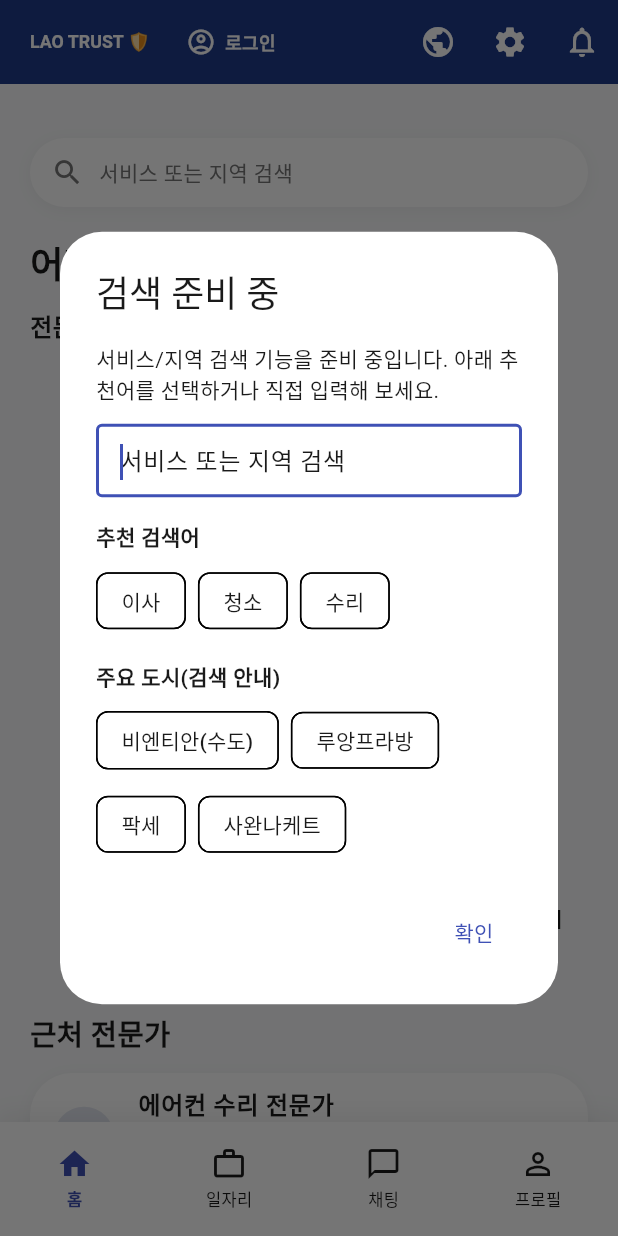
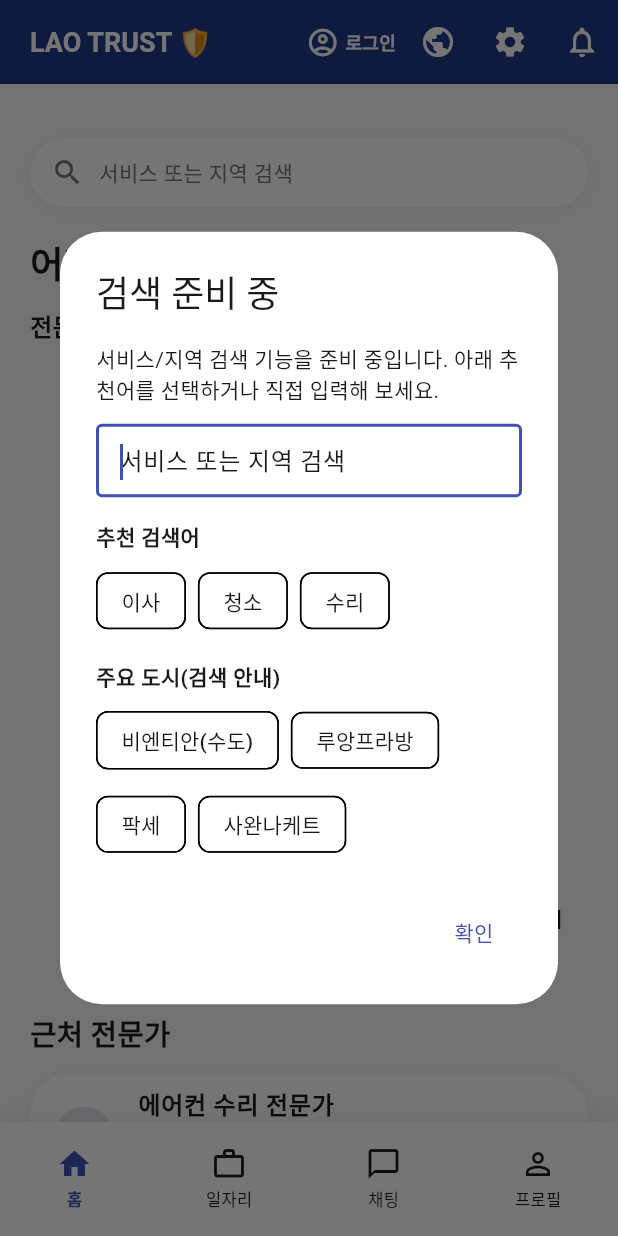
Before and after one commit to voovo0019-sudo/LaoTrust_Project, a Flutter app: the screen it shows after launch, after a tap on "서비스 또는 지역 검색", on a phone screen of 412 x 824 dp. Run offline on Flutter 3.47's test engine with Material 3 defaults, Android fonts, the phone set to English and light mode, and no system bars; our stand-ins replace cloud_firestore, connectivity_plus, firebase_auth, firebase_core, firebase_messaging, geolocator and 1 more; accounts and stored records are empty.

Commit message:
Refactor ProfileScreen to utilize StreamBuilder for dynamic user authentication state updates. Enhance profile header display with improved layout and localization for verified status. Update HomeScreen layout for better user experience by adjusting icon sizes and simplifying button structure.

```diff
--- a/lib/features/profile/profile_screen.dart
+++ b/lib/features/profile/profile_screen.dart
@@ -144,7 +144,10 @@
   }
 
   Widget _buildProfileHeader(ThemeData theme, ColorScheme colorScheme) {
-    final user = auth.currentUser;
+    return StreamBuilder(
+      stream: auth.authStateChanges(),
+      builder: (context, snapshot) {
+        final user = snapshot.data;
         final digits = _digitsOnly(user?.phoneNumber ?? '');
         final last4 = digits.length >= 4 ? digits.substring(digits.length - 4) : '';
         final displayName = last4.isNotEmpty
@@ -202,6 +205,8 @@
               ],
             ),
           ),
+        );
+      },
     );
   }
 
--- a/lib/features/screens/home_screen.dart
+++ b/lib/features/screens/home_screen.dart
@@ -391,7 +391,7 @@
             child: Text(
               text,
               style: const TextStyle(
-                color: Colors.white,
+                color: Color(0xFF1E3A8A),
                 fontWeight: FontWeight.w600,
               ),
             ),
@@ -1472,53 +1472,33 @@
         final String loginLabel = context.l10n('home_phone_login_short');
         final String label = isLoggedIn ? '' : loginLabel;
 
-        final minTap = SizedBox(
-          height: 32,
-          child: Row(
+        return IconButton(
+          onPressed: onLoginTap,
+          padding: const EdgeInsets.symmetric(horizontal: 4),
+          icon: Row(
+            mainAxisSize: MainAxisSize.min,
             children: [
               const Icon(
                 Icons.account_circle_outlined,
-                size: 20,
+                size: 22,
                 color: Colors.white,
               ),
               if (label.isNotEmpty) ...[
-                const SizedBox(width: 6),
-                Flexible(
-                  child: Text(
-                    label,
-                    maxLines: 1,
-                    overflow: TextOverflow.ellipsis,
-                    style: const TextStyle(
-                      color: Colors.white,
-                      fontSize: 12,
-                      fontWeight: FontWeight.w700,
-                    ),
+                const SizedBox(width: 4),
+                Text(
+                  label,
+                  maxLines: 1,
+                  overflow: TextOverflow.ellipsis,
+                  style: const TextStyle(
+                    color: Colors.white,
+                    fontSize: 12,
+                    fontWeight: FontWeight.w700,
                   ),
                 ),
               ],
             ],
           ),
-        );
-
-        return Padding(
-          padding: const EdgeInsets.only(right: 8),
-          child: Material(
-            color: Colors.transparent,
-            child: InkWell(
-              onTap: onLoginTap,
-              borderRadius: BorderRadius.circular(999),
-              child: Container(
-                constraints:
-                    const BoxConstraints(minHeight: 32, minWidth: 40, maxWidth: 140),
-                padding: const EdgeInsets.symmetric(horizontal: 4, vertical: 4),
-                decoration: BoxDecoration(
-                  color: Colors.transparent,
-                  borderRadius: BorderRadius.circular(999),
-                ),
-                child: minTap,
-              ),
-            ),
-          ),
+          tooltip: label.isNotEmpty ? label : null,
         );
       },
     );
```
Lines whose indentation alone changed are shown as unchanged.
